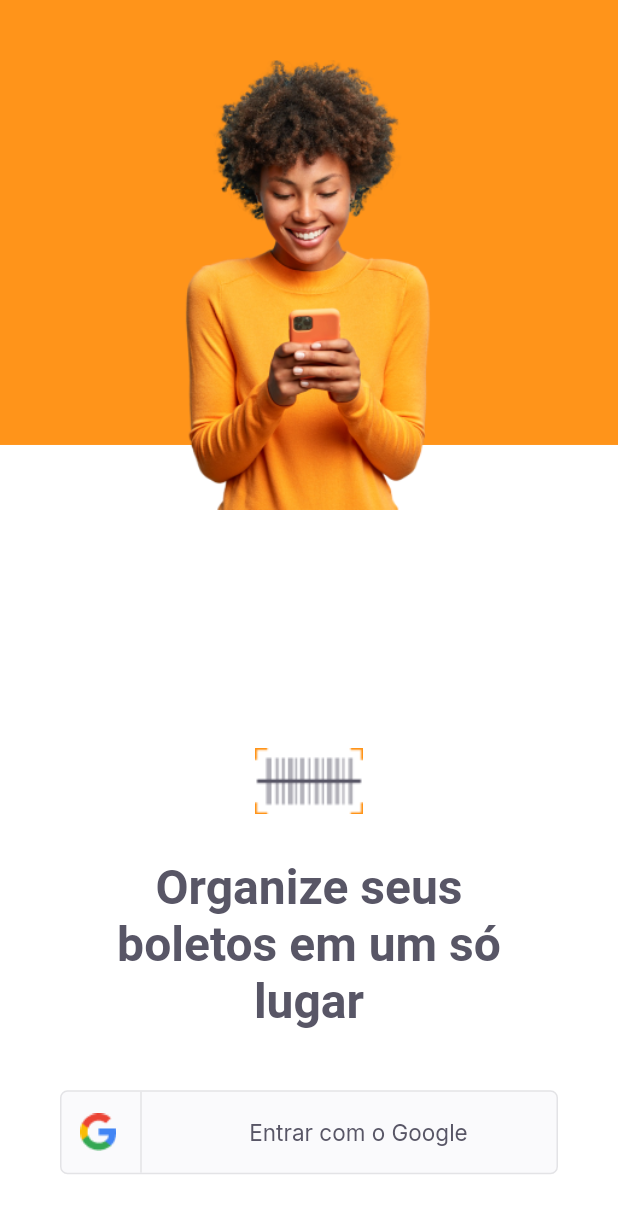
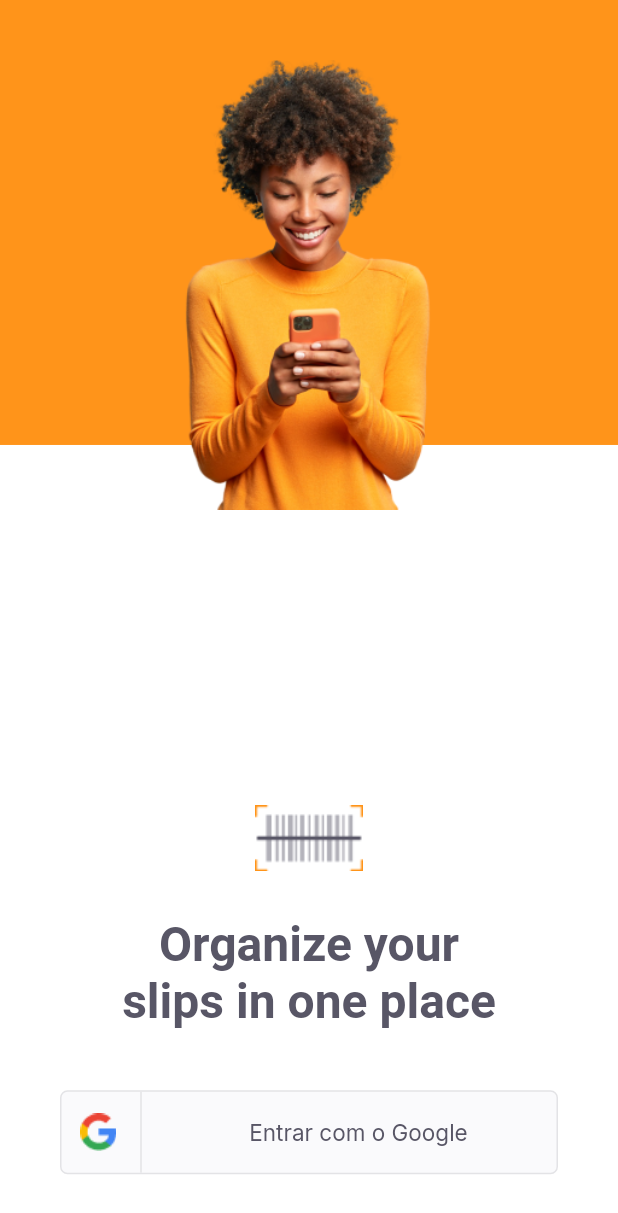
Before and after one commit to KetlenCamille/payflow, a Flutter app: the LoginPage screen opened directly, on a phone screen of 412 x 824 dp. Shown: the top 1213 px of the screen. Run offline on Flutter 3.47's test engine with Material 2 defaults, Android fonts, the phone set to English and light mode, and no system bars; our stand-ins replace google_fonts.

Commit message:
Day 03 - Creating LoginPage, auth and configuring Firebase

```diff
--- a/lib/modules/login/login_page.dart
+++ b/lib/modules/login/login_page.dart
@@ -3,6 +3,8 @@ import 'package:payflow/shared/themes/app_colors.dart';
 import 'package:payflow/shared/themes/app_images.dart';
 import 'package:payflow/shared/themes/app_text_styles.dart';
 import 'package:payflow/shared/widgets/social_login/social_login_button.dart';
+
+import 'login_controller.dart';
 
 class LoginPage extends StatefulWidget {
   const LoginPage({ Key? key }) : super(key: key);
@@ -12,6 +14,8 @@ class LoginPage extends StatefulWidget {
 }
 
 class _LoginPageState extends State<LoginPage> {
+  final controller = LoginController();
+
   @override
   Widget build(BuildContext context) {
     //Getting size of screen
@@ -50,15 +54,15 @@ class _LoginPageState extends State<LoginPage> {
                   Padding(
                     padding: const EdgeInsets.only(top: 30, left: 70, right: 70),
                     child: Text(
-                      "Organize seus boletos em um só lugar",
+                      "Organize your slips in one place",
                       textAlign: TextAlign.center,
                       style: TextStyles.titleHome),
                   ),
                   Padding(
                     padding: const EdgeInsets.only(left: 40, right: 40, top: 40),
                     child: SocialLoginButton(
-                      onTap:(){
-                        print("click");
+                      onTap:() async {
+                        controller.googleSignIn(context);
                     }),
                   ),
                 ]
```
